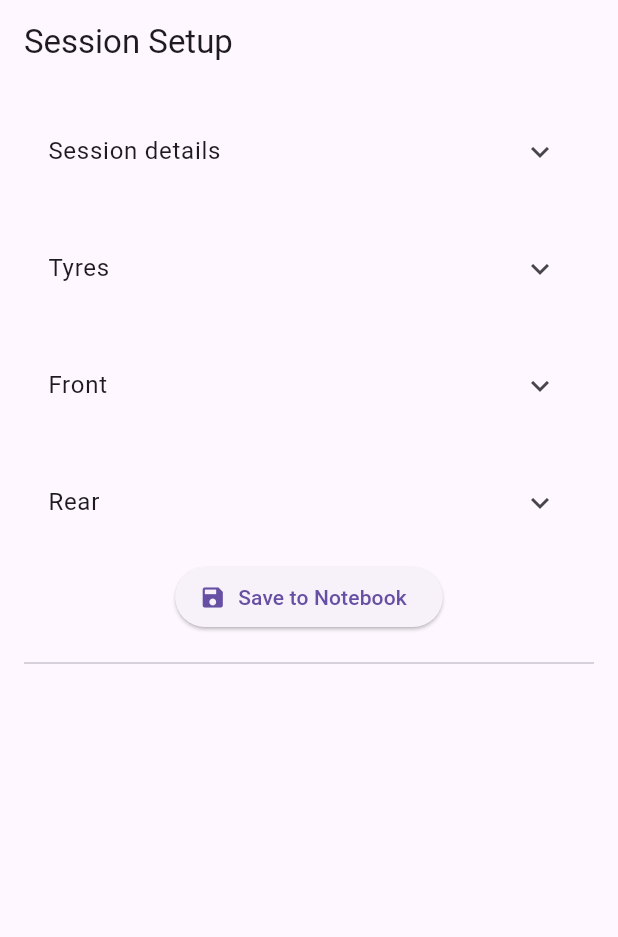
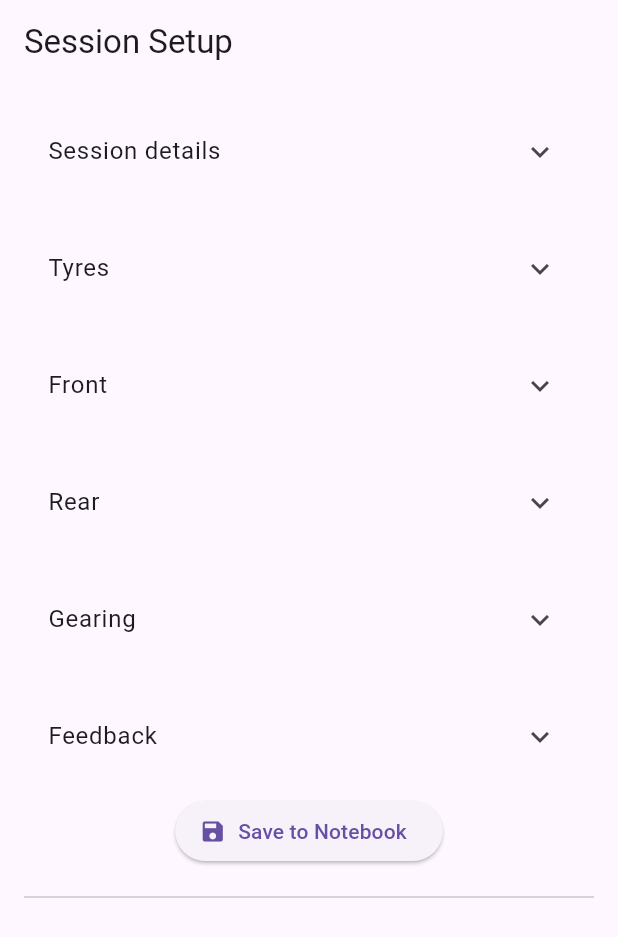
Before and after one commit to mckowa/kart_setup_app_0, a Flutter app: the screen it shows after launch, on a phone screen of 412 x 824 dp. Shown: the top 937 px of the screen. Run offline on Flutter 3.47's test engine with Material 3 defaults, Android fonts, the phone set to English and light mode, and no system bars; our stand-ins replace shared_preferences.

Commit message:
Gearing and feedback section

```diff
--- a/lib/main.dart
+++ b/lib/main.dart
@@ -51,6 +51,13 @@ class _SessionFormState extends State<SessionForm> {
 
   final TextEditingController _axleLengthController = TextEditingController();
 
+  final TextEditingController _frontSprocketController = TextEditingController();
+  final TextEditingController _rearSprocketController = TextEditingController();
+
+  num _rating = 3;
+  double _balanceValue = 0; //-1.0 to 1.0
+
+  final TextEditingController _notesController = TextEditingController();
   final String jsonKeyword = "my_notebook";
   /*final*/ List<SessionRecord> _notebook = []; // Our in-memory database
   @override
@@ -58,6 +65,8 @@ class _SessionFormState extends State<SessionForm> {
     _indexController.dispose(); // Manual memory management for controllers
     _alignmentController.dispose();
     _axleLengthController.dispose();
+    _frontSprocketController.dispose();
+    _rearSprocketController.dispose();
     _coldPressures.dispose();
     _hotPressures.dispose();
     _leftPill.dispose();
@@ -84,10 +93,14 @@ class _SessionFormState extends State<SessionForm> {
             _buildSessionSection(),
             const SizedBox(height: 20), // Spacing (like a spacer widget)
             _buildTyreSection(),
-            const SizedBox(height: 20), // Spacing (like a spacer widget)
+            const SizedBox(height: 20),
             _buildFrontGeometrySection(),
             const SizedBox(height: 20),
             _buildRearGeometrySection(),
+            const SizedBox(height: 20),
+            _buildGearingSection(),
+            const SizedBox(height: 20),
+            _buildFeedbackSection(),
             const SizedBox(height: 10),
 
             ElevatedButton.icon(
@@ -315,6 +328,7 @@ Widget _buildPressureGrid(PressureSet set) {
         TextField(
           controller: _alignmentController,
           decoration: const InputDecoration(labelText: 'Toe [mm]'),
+          keyboardType: const TextInputType.numberWithOptions(decimal: true),
           inputFormatters: [DecimalInputFormatter()],
         ),
 
@@ -392,6 +406,100 @@ Widget _buildPressureGrid(PressureSet set) {
     );
   }
 
+  Widget _buildGearingSection() {
+    return ExpansionTile(
+      title: const Text("Gearing"),
+      childrenPadding: _childrenIndent,
+      children: [
+            TextField(
+              controller: _frontSprocketController,
+              decoration: const InputDecoration(labelText: 'Front sprocket'),
+              inputFormatters: [
+              FilteringTextInputFormatter.digitsOnly, // Only allows 0-9
+              ],
+              onChanged: (_) => setState(() {}),
+            ),
+            TextField(
+              controller: _rearSprocketController,
+              decoration: const InputDecoration(labelText: 'Rear sprocket'),
+              inputFormatters: [
+              FilteringTextInputFormatter.digitsOnly, // Only allows 0-9
+              ],
+              onChanged: (_) => setState(() {}),
+            ),
+            const SizedBox(height: 10),
+            Text("Gear ratio: ${_calculateRatio(_frontSprocketController.text, _rearSprocketController.text)}", style: const TextStyle(fontWeight: FontWeight.bold, fontSize: 16)),
+        const SizedBox(height: 10),
+      ],
+    );
+  }
+
+  String _calculateRatio(String front, String rear) {
+    final int frontInt = int.tryParse(front) ?? 0;
+    final int rearInt = int.tryParse(rear) ?? 0;
+
+    double ratio = (frontInt != 0) ? rearInt / frontInt : 0.0;
+
+    // Return formatted string, e.g., "+1.5" or "-0.2"
+    return ratio.toStringAsFixed(2);
+  }
+
+  Widget _buildFeedbackSection() {
+    return ExpansionTile(
+      title: const Text("Feedback"),
+      childrenPadding: _childrenIndent,
+      children: [
+            _buildStarRating(),
+            const SizedBox(height: 10),
+            Column(
+            children: [
+              Text("Balance: "),
+              Row(children: [
+
+                Text("Understeer"),
+                Expanded(child:
+                  Slider(
+                  value: _balanceValue, // -1.0 to 1.0
+                  min: -1.0,
+                  max: 1.0,
+                  divisions: 10, // Creates discrete steps
+                  onChanged: (val) => setState(() => _balanceValue = val),
+                  )
+                ),
+                Text("Oversteer"),
+              ])
+              ]
+            ),
+            TextFormField(
+              controller: _notesController,
+              maxLines: null, // Makes it expand
+              minLines: 4,    // Keeps it at a decent starting size
+              decoration: const InputDecoration(
+                labelText: 'Session Notes',
+                alignLabelWithHint: true, // Puts the label at the top
+                border: OutlineInputBorder(),
+              ),
+            ),
+            const SizedBox(height: 10),
+          ]
+        );
+  }
+
+  Widget _buildStarRating() {
+    return Row(
+      mainAxisAlignment: MainAxisAlignment.center,
+      children: List.generate(5, (index) {
+        return IconButton(
+          icon: Icon(
+            index < _rating ? Icons.star : Icons.star_border,
+            color: Colors.amber,
+            size: 32,
+          ),
+          onPressed: () => setState(() => _rating = index + 1),
+        );
+      }),
+    );
+  }
 
 
   void _saveRecord() {
```
